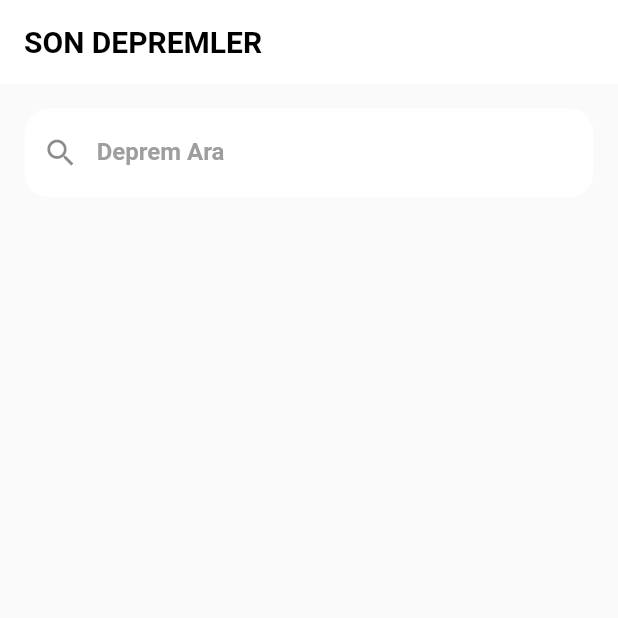
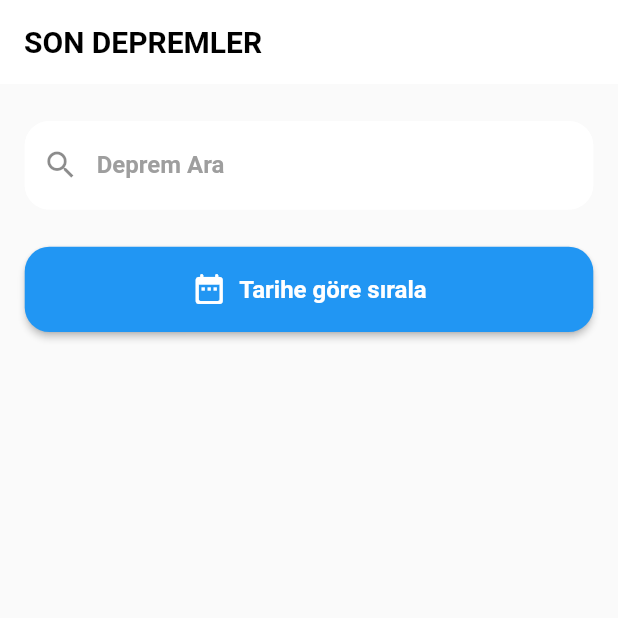
Before and after one commit to akaanuzman/kandilli_rasathanesi_app, a Flutter app: the screen it shows after launch, on a phone screen of 412 x 824 dp, the top half of it. Run offline on Flutter 3.47's test engine with Material 2 defaults, Android fonts, the light colour scheme and no system bars; our stand-ins replace animate_do, dio, google_maps_flutter, shimmer_animation; generated files the repository leaves out were written again; network calls fail.

Commit message:
filter by date for eartquakes

```diff
--- a/assets/langs/app_tr.arb
+++ b/assets/langs/app_tr.arb
@@ -1,4 +1,5 @@
 {
     "lastEarthquakes": "SON DEPREMLER",
-    "searchEarthQuake": "Deprem Ara"
+    "searchEarthQuake": "Deprem Ara",
+    "sortByDate": "Tarihe göre sırala"
 }
--- a/lib/main.dart
+++ b/lib/main.dart
@@ -1,6 +1,7 @@
 import 'package:flutter/material.dart';
 import 'package:kandilli_rasathanesi_app/core/base/base_singleton.dart';
 import 'package:kandilli_rasathanesi_app/products/views/home_view.dart';
+import 'package:kandilli_rasathanesi_app/products/views/splash_view.dart';
 import 'package:provider/provider.dart';
 
 import 'core/constants/app_constants.dart';
@@ -30,7 +31,7 @@ class MyApp extends StatelessWidget with BaseSingleton {
       localizationsDelegates: constants.localizationsDelegates,
       supportedLocales: constants.supportedLocales,
       navigatorKey: constants.navigatorKey,
-      home: HomeView(),
+      home: const SplashView(),
     );
   }
 }
--- a/lib/products/views/home_view.dart
+++ b/lib/products/views/home_view.dart
@@ -4,8 +4,8 @@ import 'package:flutter_gen/gen_l10n/app_localizations.dart';
 import 'package:kandilli_rasathanesi_app/core/base/base_singleton.dart';
 import 'package:kandilli_rasathanesi_app/core/extensions/ui_extensions.dart';
 import 'package:kandilli_rasathanesi_app/products/views/map_view.dart';
+import 'package:kandilli_rasathanesi_app/uikit/button/special_button.dart';
 import 'package:kandilli_rasathanesi_app/uikit/decoration/special_container_decoration.dart';
-import 'package:kandilli_rasathanesi_app/uikit/skeleton/skeleton_list.dart';
 import 'package:kandilli_rasathanesi_app/uikit/textformfield/default_text_form_field.dart';
 import 'package:provider/provider.dart';
 
@@ -28,38 +28,38 @@ class HomeView extends StatelessWidget with BaseSingleton {
 
   @override
   Widget build(BuildContext context) {
-    final pv = Provider.of<EarthquakesViewModel>(context, listen: false);
     return Scaffold(
       appBar: AppBar(
         title: _appBarTitle(context),
       ),
       body: FadeInRight(
-        child: _initPage(pv),
-      ),
-    );
-  }
-
-  FutureBuilder<void> _initPage(EarthquakesViewModel pv) {
-    return FutureBuilder(
-      future: pv.getLatestEarthquakes(),
-      builder: (context, snapshot) {
-        switch (snapshot.connectionState) {
-          case ConnectionState.waiting:
-            return SkeletonList();
-          default:
-            return Consumer<EarthquakesViewModel>(
+        child: Consumer<EarthquakesViewModel>(
           builder: (context, pv, _) {
             return ListView(
               children: [
+                context.emptySizedHeightBox3x,
                 _searchEarthquakeField(context, pv),
-                    context.emptySizedHeightBox2x,
+                context.emptySizedHeightBox3x,
+                Padding(
+                  padding: context.paddingHorizontal2x,
+                  child: SpecialButton(
+                    padding: context.padding2x,
+                    borderRadius: context.borderRadius4x,
+                    buttonLabel: AppLocalizations.of(context)!.sortByDate,
+                    isHasIcon: true,
+                    icon: Icons.date_range_rounded,
+                    onTap: () {
+                      pv.sortByDate;
+                    },
+                  ),
+                ),
+                context.emptySizedHeightBox3x,
                 _earthquakeList(context, pv),
               ],
             );
           },
-            );
-        }
-      },
+        ),
+      ),
     );
   }
 
@@ -72,7 +72,7 @@ class HomeView extends StatelessWidget with BaseSingleton {
   Padding _searchEarthquakeField(
       BuildContext context, EarthquakesViewModel pv) {
     return Padding(
-      padding: context.padding2x,
+      padding: context.paddingHorizontal2x,
       child: DefaultTextFormField(
         context: context,
         labelText: AppLocalizations.of(context)!.searchEarthQuake,
--- /dev/null
+++ b/lib/products/views/splash_view.dart
@@ -0,0 +1,42 @@
+import 'package:flutter/material.dart';
+import 'package:kandilli_rasathanesi_app/core/base/base_singleton.dart';
+import 'package:kandilli_rasathanesi_app/core/extensions/ui_extensions.dart';
+import 'package:kandilli_rasathanesi_app/products/views/home_view.dart';
+import 'package:provider/provider.dart';
+
+import '../viewmodels/earthquakes_view_model.dart';
+
+class SplashView extends StatelessWidget with BaseSingleton {
+  const SplashView({super.key});
+
+  @override
+  Widget build(BuildContext context) {
+    final pv = Provider.of<EarthquakesViewModel>(context, listen: false);
+    return Scaffold(
+      body: FutureBuilder(
+        future: pv.getLatestEarthquakes(),
+        builder: ((context, snapshot) {
+          switch (snapshot.connectionState) {
+            case ConnectionState.waiting:
+              return Center(
+                child: ListView(
+                  physics: context.neverScroll,
+                  shrinkWrap: true,
+                  children: [
+                    Center(
+                      child: Text(
+                        constants.appTitle,
+                        style: context.textTheme.headline6,
+                      ),
+                    )
+                  ],
+                ),
+              );
+            default:
+              return HomeView();
+          }
+        }),
+      ),
+    );
+  }
+}
```
Also changed, not shown: lib/products/viewmodels/earthquakes_view_model.dart (+34 -1 lines). Lines whose indentation alone changed are shown as unchanged.
